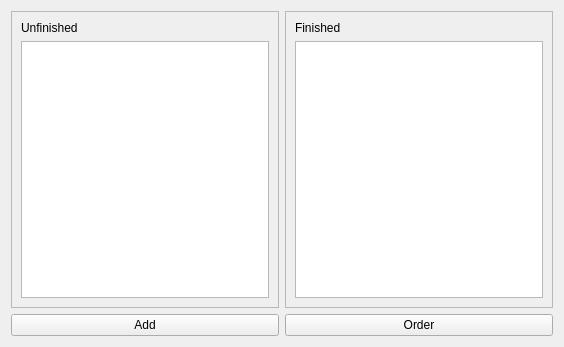
Above: MapleDailyTracker/trackerwidget.ui from BryceCallender/OldMapleTracker before the change. Below: the same form after it.
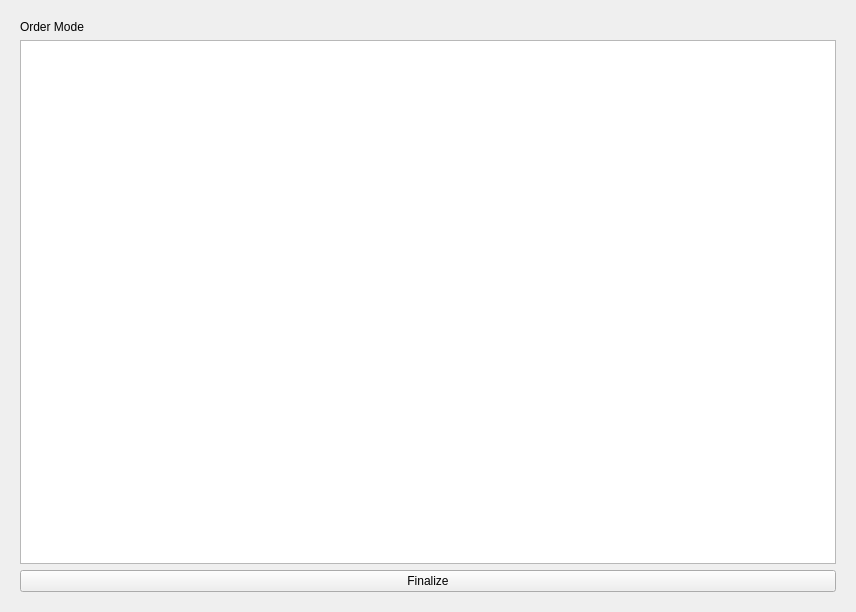
That is the form after the change. The open tabs and pages were chosen to show the change.

```diff
--- a/MapleDailyTracker/trackerwidget.ui
+++ b/MapleDailyTracker/trackerwidget.ui
@@ -6,8 +6,8 @@
    <rect>
     <x>0</x>
     <y>0</y>
-    <width>564</width>
-    <height>347</height>
+    <width>856</width>
+    <height>612</height>
    </rect>
   </property>
   <property name="windowTitle">
@@ -15,35 +15,16 @@
   </property>
   <layout class="QVBoxLayout" name="verticalLayout">
    <item>
-    <layout class="QGridLayout" name="gridLayout">
-     <item row="1" column="0">
-      <widget class="QPushButton" name="addButton">
-       <property name="text">
-        <string>Add</string>
-       </property>
-      </widget>
-     </item>
-     <item row="0" column="0">
-      <widget class="QScrollArea" name="scrollArea">
-       <property name="maximumSize">
-        <size>
-         <width>16777215</width>
-         <height>500</height>
-        </size>
-       </property>
-       <property name="widgetResizable">
-        <bool>true</bool>
-       </property>
-       <widget class="QWidget" name="scrollAreaWidgetContents">
-        <property name="geometry">
-         <rect>
-          <x>0</x>
-          <y>0</y>
-          <width>260</width>
-          <height>278</height>
-         </rect>
-        </property>
-        <layout class="QVBoxLayout" name="verticalLayout_2">
+    <widget class="QStackedWidget" name="stackedWidget">
+     <property name="currentIndex">
+      <number>0</number>
+     </property>
+     <widget class="QWidget" name="page">
+      <layout class="QVBoxLayout" name="verticalLayout_4">
+       <item>
+        <layout class="QHBoxLayout" name="horizontalLayout_2">
+         <item>
+          <layout class="QVBoxLayout" name="verticalLayout_9">
          <item>
           <widget class="QLabel" name="label">
            <property name="text">
@@ -83,24 +64,9 @@
           </widget>
          </item>
         </layout>
-       </widget>
-      </widget>
-     </item>
-     <item row="0" column="1">
-      <widget class="QScrollArea" name="scrollArea_2">
-       <property name="widgetResizable">
-        <bool>true</bool>
-       </property>
-       <widget class="QWidget" name="scrollAreaWidgetContents_2">
-        <property name="geometry">
-         <rect>
-          <x>0</x>
-          <y>0</y>
-          <width>260</width>
-          <height>278</height>
-         </rect>
-        </property>
-        <layout class="QVBoxLayout" name="verticalLayout_3">
+         </item>
+         <item>
+          <layout class="QVBoxLayout" name="verticalLayout_10">
          <item>
           <widget class="QLabel" name="label_2">
            <property name="text">
@@ -128,9 +94,11 @@
           </widget>
          </item>
         </layout>
-       </widget>
-      </widget>
-     </item>
+         </item>
+        </layout>
+       </item>
+       <item>
+        <layout class="QGridLayout" name="gridLayout">
      <item row="1" column="1">
       <widget class="QPushButton" name="orderButton">
        <property name="text">
@@ -138,7 +106,53 @@
        </property>
       </widget>
      </item>
-    </layout>
+         <item row="1" column="0">
+          <widget class="QPushButton" name="addButton">
+           <property name="text">
+            <string>Add</string>
+           </property>
+          </widget>
+         </item>
+        </layout>
+       </item>
+      </layout>
+     </widget>
+     <widget class="QWidget" name="page_2">
+      <layout class="QVBoxLayout" name="verticalLayout_6">
+       <item>
+        <layout class="QVBoxLayout" name="verticalLayout_5">
+         <item>
+          <widget class="QLabel" name="label_3">
+           <property name="text">
+            <string>Order Mode</string>
+           </property>
+          </widget>
+         </item>
+         <item>
+          <widget class="QListWidget" name="orderWidget">
+           <property name="editTriggers">
+            <set>QAbstractItemView::NoEditTriggers</set>
+           </property>
+           <property name="dragDropMode">
+            <enum>QAbstractItemView::InternalMove</enum>
+           </property>
+           <property name="alternatingRowColors">
+            <bool>false</bool>
+           </property>
+          </widget>
+         </item>
+         <item>
+          <widget class="QPushButton" name="finalizeButton">
+           <property name="text">
+            <string>Finalize</string>
+           </property>
+          </widget>
+         </item>
+        </layout>
+       </item>
+      </layout>
+     </widget>
+    </widget>
    </item>
   </layout>
  </widget>
```
Lines whose indentation alone changed are shown as unchanged.
